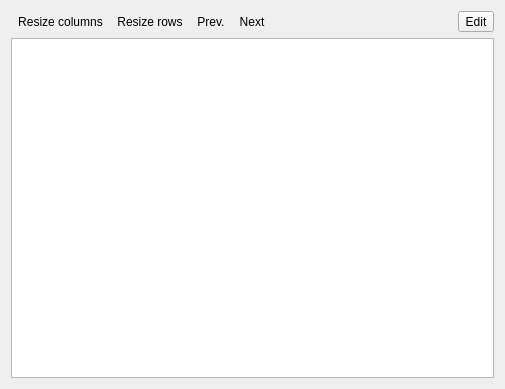
ctigaret/scipyen, file src/scipyen/gui/widgets/tableeditorwidget.ui: the form before one commit.
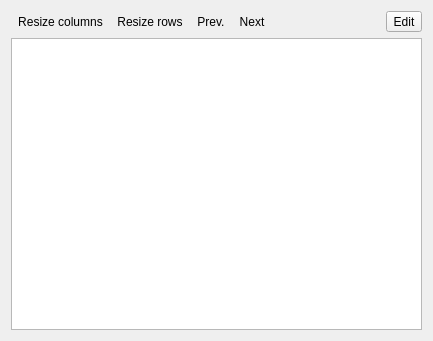
The form after the commit. Icons and pictures are not drawn. Custom widgets are drawn as their Qt base class.

```diff
--- a/src/scipyen/gui/widgets/tableeditorwidget.ui
+++ b/src/scipyen/gui/widgets/tableeditorwidget.ui
@@ -6,8 +6,8 @@
    <rect>
     <x>0</x>
     <y>0</y>
-    <width>505</width>
-    <height>389</height>
+    <width>433</width>
+    <height>341</height>
    </rect>
   </property>
   <property name="windowTitle">
```
Left out of the diff: 2 changed lines with no effect on the pictures.
